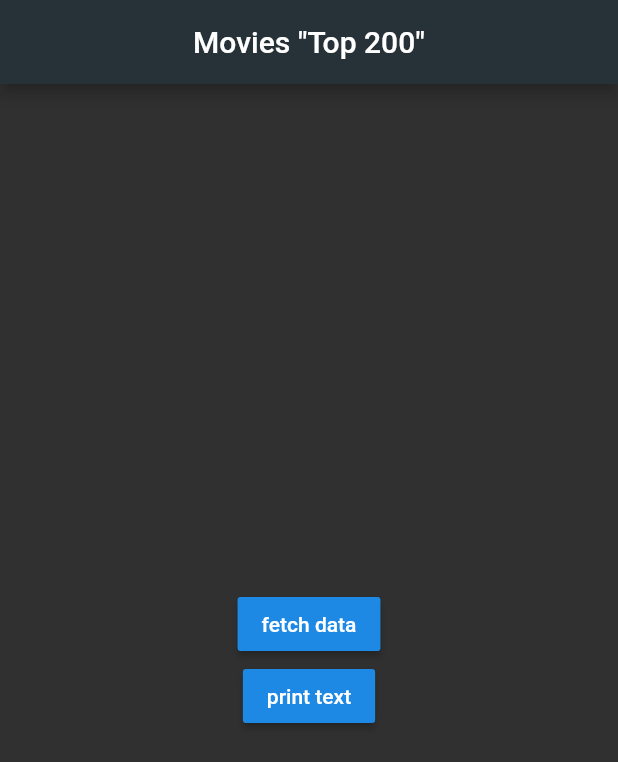
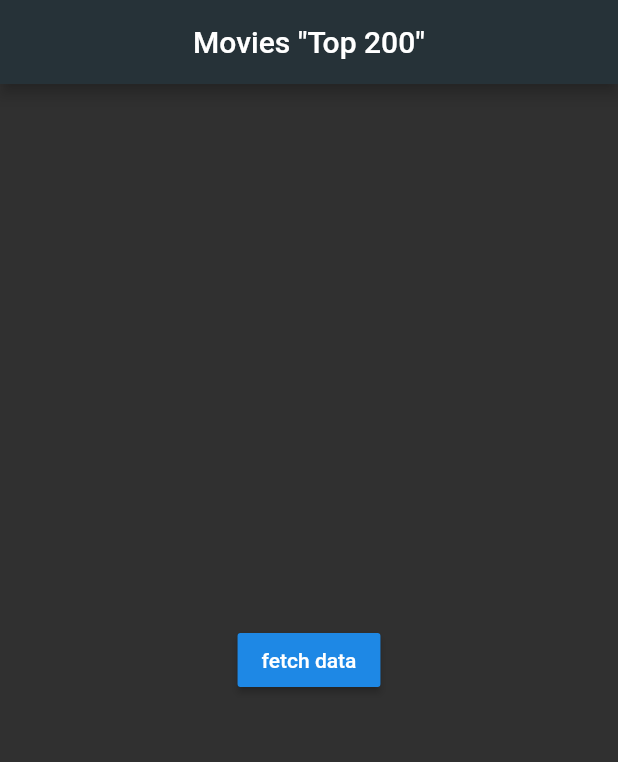
Before and after one commit to halilyaman/se380_termproject, a Flutter app: the screen it shows after launch, on a phone screen of 412 x 824 dp. Shown: the top 762 px of the screen. Run offline on Flutter 3.47's test engine with Material 2 defaults, Android fonts, the phone set to English and light mode, and no system bars.

```diff
--- a/lib/top_movie_list.dart
+++ b/lib/top_movie_list.dart
@@ -4,7 +4,6 @@ import 'package:flutter/material.dart';
 import 'package:http/http.dart' as http;
 import 'package:se380_termproject/assets.dart';
 import 'dart:convert';
-import 'package:flare_flutter/flare_actor.dart';
 
 import 'package:se380_termproject/movie_card.dart';
 
@@ -32,8 +31,6 @@ class _TopMovieListState extends State<TopMovieList> {
       var response = await http.get(ApiAssets.apiUrl+ApiAssets.topRatedMoviesUrl+'api_key='+ApiAssets.apiKey+'&page=$i');
 
       if(response.statusCode == 200) {
-
-        sleep(Duration(seconds: 3));
 
         _fetchedData = json.decode(response.body);
         for(int i = 0 ; i < 20; i++) {
@@ -88,10 +85,6 @@ class _TopMovieListState extends State<TopMovieList> {
           RaisedButton(
             child: Text('fetch data'),
             onPressed: _fetchData,
-          ),
-          RaisedButton(
-            child: Text('print text'),
-            onPressed: ()=>print(_fetchData()),
           )
         ],
       );
```
Also changed, not shown: lib/movie_card.dart (+9 -7 lines), lib/fetch_data.dart (deleted), 4 other files.
